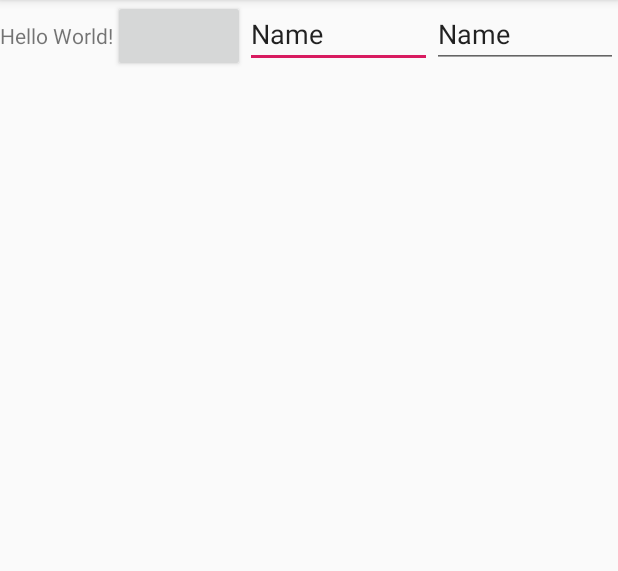
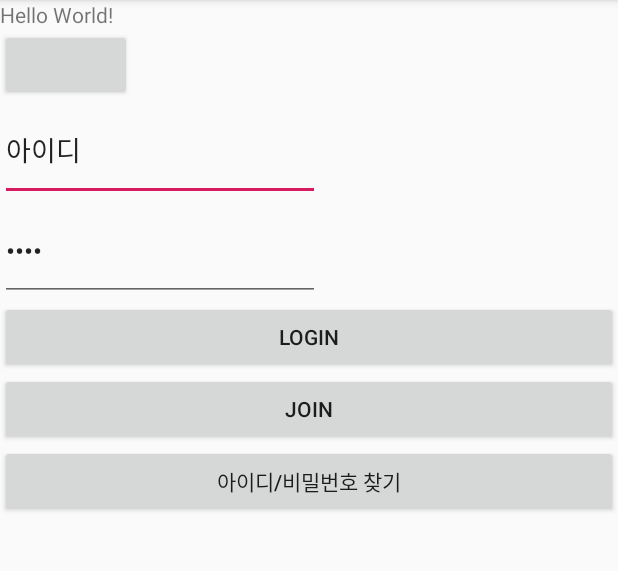
Before and after one commit to 0731a/20201228-chat, an Android app: the screen it shows after launch (MainActivity), on a phone screen of 412 x 824 dp, the part 84-655 px from its top. Run offline under Robolectric (Android 15) with nearby library versions, the light colour scheme and no system bars; our stand-ins replace Volley.

Commit message:
[ADD] 메인화면, 가입 화면

```diff
--- a/client/mbtiChat/app/src/main/res/layout/activity_main.xml
+++ b/client/mbtiChat/app/src/main/res/layout/activity_main.xml
@@ -1,14 +1,13 @@
 <?xml version="1.0" encoding="utf-8"?>
-<androidx.constraintlayout.widget.ConstraintLayout xmlns:android="http://schemas.android.com/apk/res/android"
+<LinearLayout xmlns:android="http://schemas.android.com/apk/res/android"
     xmlns:app="http://schemas.android.com/apk/res-auto"
     xmlns:tools="http://schemas.android.com/tools"
     android:layout_width="match_parent"
     android:layout_height="match_parent"
+    android:orientation="vertical"
     tools:context=".MainActivity">
 
-    <LinearLayout
-        android:layout_width="match_parent"
-        android:layout_height="match_parent">
+
     <TextView
         android:id="@+id/textView"
         android:layout_width="wrap_content"
@@ -18,31 +17,44 @@
         app:layout_constraintLeft_toLeftOf="parent"
         app:layout_constraintRight_toRightOf="parent"
         app:layout_constraintTop_toTopOf="parent" />
+
     <Button
         android:id="@+id/httpTest"
         android:layout_width="wrap_content"
-            android:layout_height="wrap_content"
-            />
+        android:layout_height="wrap_content" />
 
     <EditText
-            android:id="@+id/editText2"
+        android:id="@+id/id"
         android:layout_width="wrap_content"
-            android:layout_height="wrap_content"
-            android:layout_weight="1"
+        android:layout_height="100px"
         android:ems="10"
         android:inputType="textPersonName"
-            android:text="Name" />
+        android:text="아이디" />
 
     <EditText
         android:id="@+id/pw"
         android:layout_width="wrap_content"
+        android:layout_height="100px"
+        android:ems="10"
+        android:inputType="text|textPassword"
+        android:text="비밀번호" />
+
+    <Button
+        android:id="@+id/login"
+        android:layout_width="match_parent"
         android:layout_height="wrap_content"
-            android:layout_weight="1"
-            android:ems="10"
-            android:inputType="textPersonName"
-            android:text="Name" />
+        android:text="LOGIN" />
+
+    <Button
+        android:id="@+id/join"
+        android:layout_width="match_parent"
+        android:layout_height="wrap_content"
+        android:text="JOIN" />
+
+    <Button
+        android:id="@+id/findId"
+        android:layout_width="match_parent"
+        android:layout_height="wrap_content"
+        android:text="아이디/비밀번호 찾기" />
 
 </LinearLayout>
-
-
-</androidx.constraintlayout.widget.ConstraintLayout>
```
Also changed, not shown: client/mbtiChat/app/src/main/res/layout/activity_join.xml (added, +71 -0 lines). Lines whose indentation alone changed are shown as unchanged.
